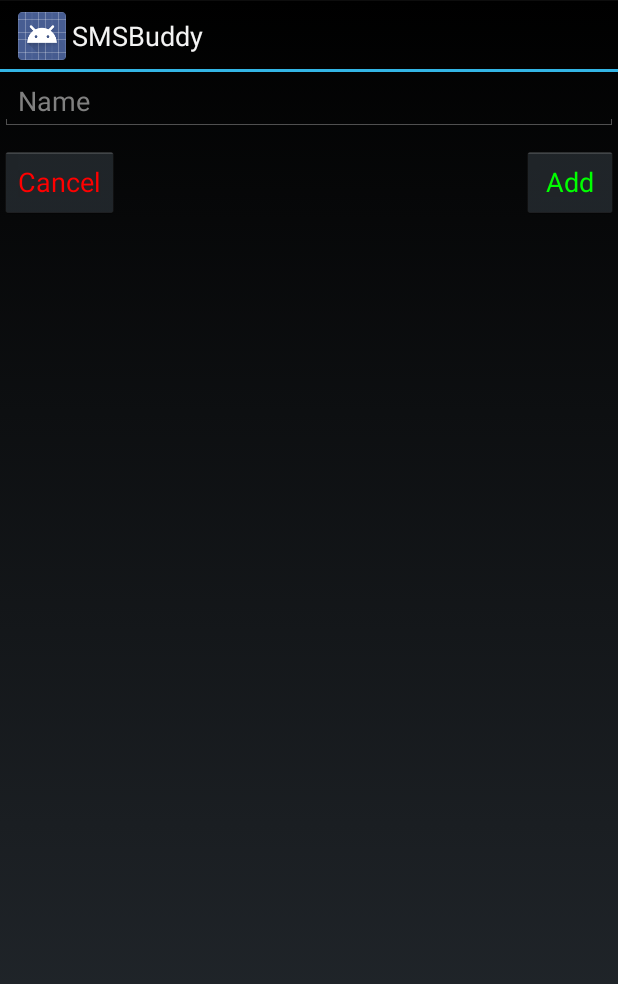
After one commit to geeksbsmrt/MDF3_Crawford, an Android app: the layout restric_add.xml on its own in the app's theme, with its tools: preview values and no code run, on a phone screen of 412 x 824 dp. The commit adds this screen. Shown: the top 984 px of the screen. Run offline under Robolectric (Android 15) with nearby library versions, the phone set to English and light mode, and no system bars.

Commit message:
Looks bad, no theme, functionality is fairly sound.  Going to try to get some toasts before midnight to give feedback to user.

```diff
--- a/SMSBuddy/app/src/main/AndroidManifest.xml
+++ b/SMSBuddy/app/src/main/AndroidManifest.xml
@@ -22,6 +22,11 @@
                 <category android:name="android.intent.category.LAUNCHER" />
             </intent-filter>
         </activity>
+        <activity android:name=".restricted.RestrictedActivity"
+            android:label="@string/restrict">
+
+        </activity>
+
         <activity
             android:name=".SMSActivity"
             android:label="@string/app_name" >
--- a/SMSBuddy/app/src/main/res/layout/activity_my.xml
+++ b/SMSBuddy/app/src/main/res/layout/activity_my.xml
@@ -18,7 +18,7 @@
     <Button
         android:layout_width="wrap_content"
         android:layout_height="wrap_content"
-        android:id="@+id/settings"
+        android:id="@+id/restrictedButton"
         android:layout_below="@id/appDesc"
         android:layout_centerHorizontal="true"
         android:layout_marginBottom="10dp"
@@ -31,6 +31,6 @@
         android:id="@+id/composeButton"
         android:text="@string/composeButton"
         android:layout_centerHorizontal="true"
-        android:layout_below="@id/settings"/>
+        android:layout_below="@id/restrictedButton"/>
 
 </RelativeLayout>
--- /dev/null
+++ b/SMSBuddy/app/src/main/res/layout/restric_add.xml
@@ -0,0 +1,30 @@
+<?xml version="1.0" encoding="utf-8"?>
+
+<RelativeLayout xmlns:android="http://schemas.android.com/apk/res/android"
+    android:layout_width="match_parent" android:layout_height="match_parent">
+
+    <EditText
+        android:layout_width="fill_parent"
+        android:layout_height="wrap_content"
+        android:id="@+id/addName"
+        android:hint="@string/name"/>
+    <Button
+        android:layout_width="wrap_content"
+        android:layout_height="wrap_content"
+        android:layout_alignParentRight="true"
+        android:layout_below="@id/addName"
+        android:id="@+id/addButton"
+        android:text="@string/add"
+        android:layout_marginTop="10dp"
+        android:textColor="#00ff00"/>
+    <Button
+        android:layout_width="wrap_content"
+        android:layout_height="wrap_content"
+        android:layout_alignParentLeft="true"
+        android:text="@string/defaultCancel"
+        android:id="@+id/addCancel"
+        android:textColor="#ff0000"
+        android:layout_below="@id/addName"
+        android:layout_marginTop="10dp"/>
+
+</RelativeLayout>
--- a/SMSBuddy/app/src/main/res/values/strings.xml
+++ b/SMSBuddy/app/src/main/res/values/strings.xml
@@ -14,5 +14,9 @@
     <string name="composeButton">Compose Message</string>
     <string name="appDesc">SMSBuddy when fully functional will be designed to display and manage a list of ongoing conversations, change multiple settings, and serve as a true SMS/MMS application.  For the purposes of this assignment, only the launch of an implicit intent and comparing the to field to a stored list of "restricted" numbers is available.  The "restricted" numbers can be stored so that the user must approve sending to that number.  This will help alleviate texting the incorrect recipient.</string>
     <string name="restrict">Restricted Numbers</string>
+    <string name="save">Save</string>
+    <string name="add">Add</string>
+    <string name="name">Name</string>
+    <string name="number">Number</string>
 
 </resources>
```
Also changed, not shown: SMSBuddy/app/src/main/java/com/example/adamcrawford/smsbuddy/MyActivity.java (+107 -2 lines), SMSBuddy/app/src/main/java/com/example/adamcrawford/smsbuddy/SMSActivity.java (+30 -0 lines), SMSBuddy/app/src/main/java/com/example/adamcrawford/smsbuddy/restricted/RestrictedActivity.java (added, +63 -0 lines), SMSBuddy/app/src/main/java/com/example/adamcrawford/smsbuddy/restricted/RestrictedAdapter.java (added, +57 -0 lines), SMSBuddy/app/src/main/java/com/example/adamcrawford/smsbuddy/restricted/RestrictedConstructor.java (added, +19 -0 lines), SMSBuddy/app/src/main/res/layout/restric_dialog.xml (added, +31 -0 lines), SMSBuddy/app/src/main/res/layout/restric_list.xml (added, +13 -0 lines).
